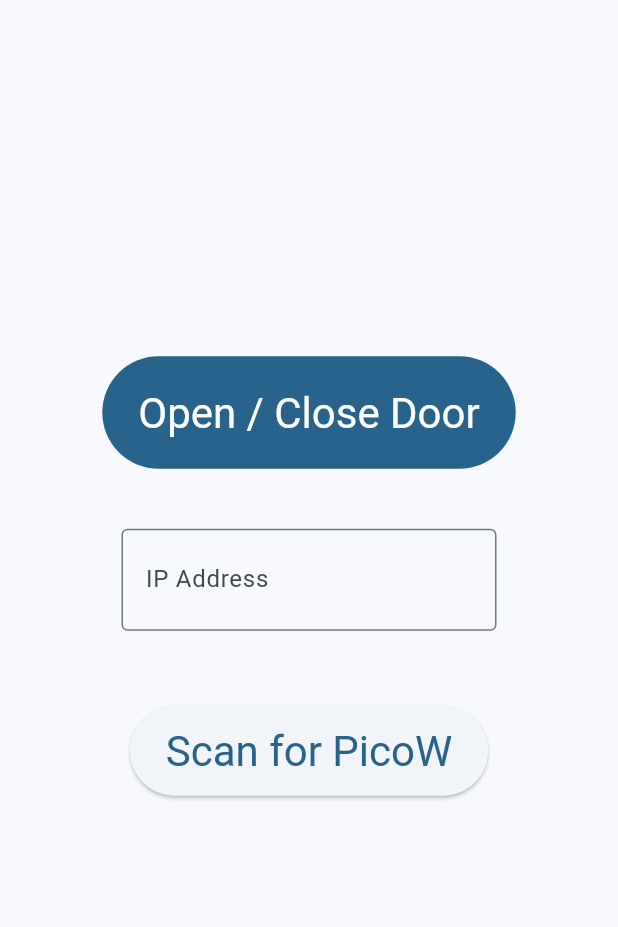
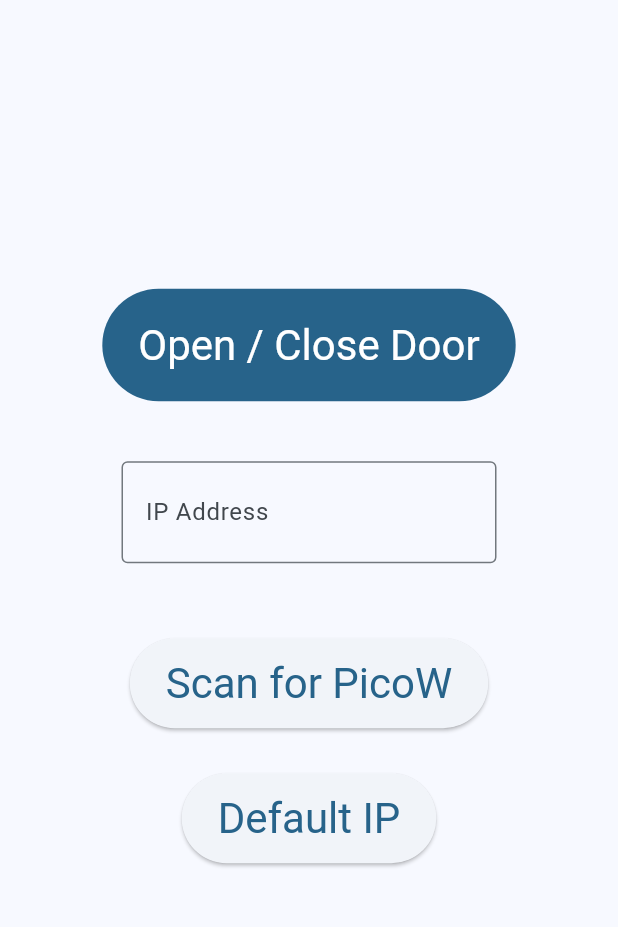
Before and after one commit to JusticeProject/pico_garage_door, a Flutter app: the screen it shows after launch, on a phone screen of 412 x 824 dp, the part 84-1011 px from its top. Run offline on Flutter 3.47's test engine with Material 3 defaults, Android fonts, the light colour scheme and no system bars; missing offline and left inert: pointycastle.

Commit message:
adding default IP address

```diff
--- a/flutter_app/lib/main.dart
+++ b/flutter_app/lib/main.dart
@@ -111,6 +111,15 @@ class _MyHomePageState extends State<MyHomePage>
 
   //*********************************************
 
+  void _onDefaultIP()
+  {
+    setState((){
+      _textController.text = "192.168.1.160";
+    });
+  }
+
+  //*********************************************
+
   @override
   Widget build(BuildContext context)
   {
@@ -143,7 +152,11 @@ class _MyHomePageState extends State<MyHomePage>
             SizedBox(height: 50),
             SizedBox(height: 60, child:
               ElevatedButton(onPressed: _buttonsEnabled ? _onScanPressed : null, child:
-                Text("Scan for PicoW", style: _buttonsEnabled ? primary : onPrimary)))
+                Text("Scan for PicoW", style: _buttonsEnabled ? primary : onPrimary))),
+            SizedBox(height: 30),
+            SizedBox(height: 60, child:
+              ElevatedButton(onPressed: _buttonsEnabled ? _onDefaultIP : null, child:
+                Text("Default IP", style: _buttonsEnabled ? primary : onPrimary)))
           ],
         ),
       ),
```
